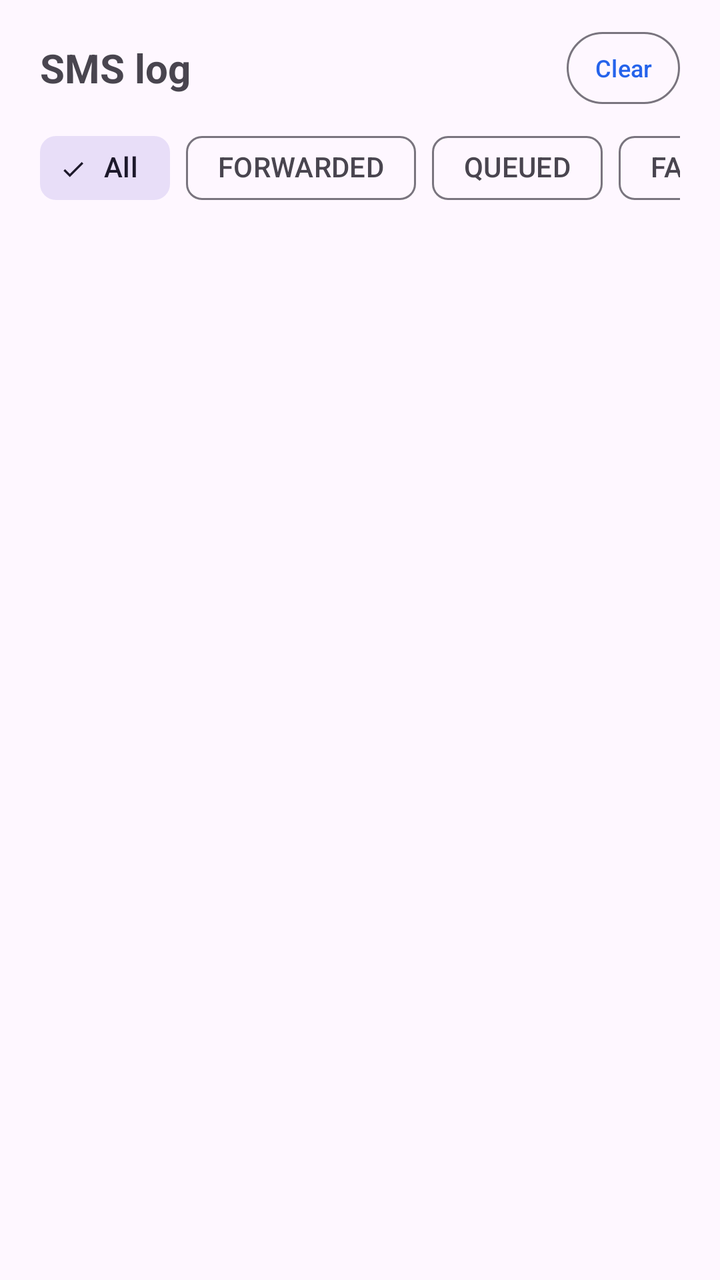
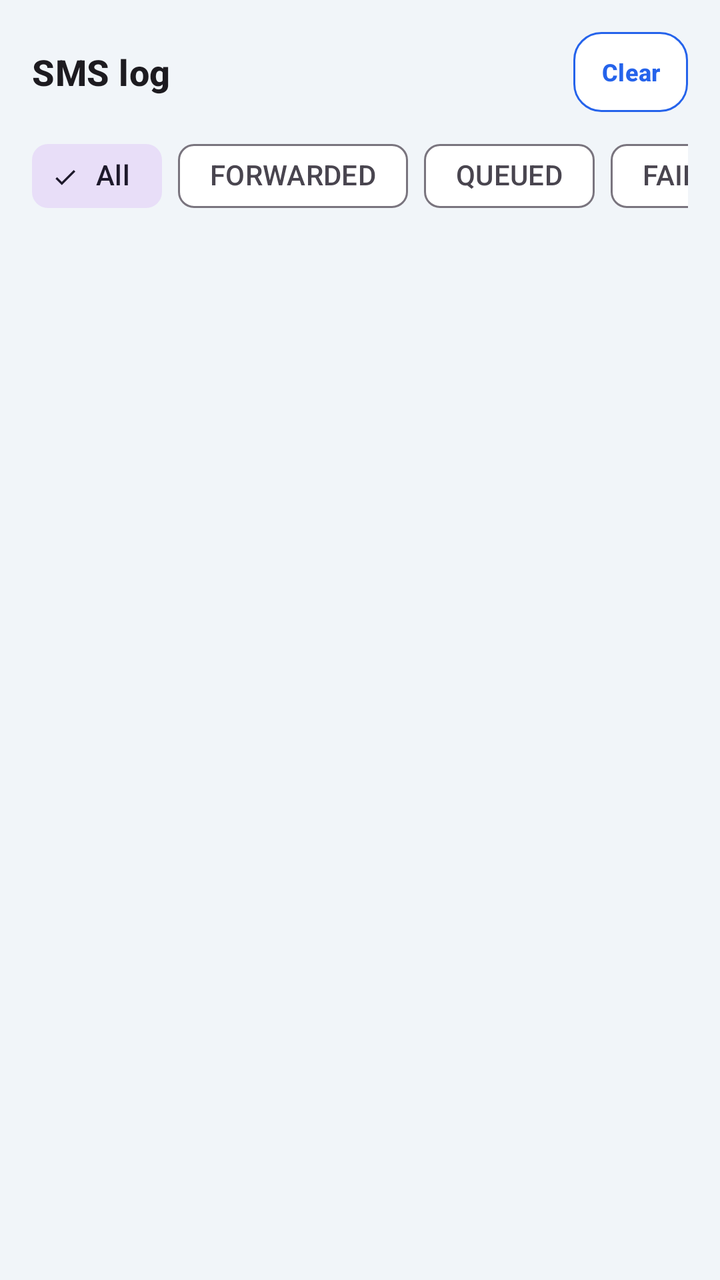

Before-and-after screenshots of an Android layout around one commit, followed by the original layout XML and the change that was made.
<!-- AndroidManifest.xml: application theme Theme.InvokeilPay -->
<!-- res/layout/fragment_sms_log.xml -->
<?xml version="1.0" encoding="utf-8"?>
<LinearLayout xmlns:android="http://schemas.android.com/apk/res/android"
    xmlns:app="http://schemas.android.com/apk/res-auto"
    android:layout_width="match_parent"
    android:layout_height="match_parent"
    android:background="?android:attr/colorBackground"
    android:orientation="vertical">

    <LinearLayout
        android:layout_width="match_parent"
        android:layout_height="wrap_content"
        android:gravity="center_vertical"
        android:orientation="horizontal"
        android:paddingStart="20dp"
        android:paddingTop="16dp"
        android:paddingEnd="20dp"
        android:paddingBottom="8dp">

        <TextView
            android:layout_width="0dp"
            android:layout_height="wrap_content"
            android:layout_weight="1"
            android:text="@string/log_title"
            android:textSize="20sp"
            android:textStyle="bold" />

        <com.google.android.material.button.MaterialButton
            android:id="@+id/btn_clear"
            style="?attr/materialButtonOutlinedStyle"
            android:layout_width="wrap_content"
            android:layout_height="36dp"
            android:insetTop="0dp"
            android:insetBottom="0dp"
            android:minWidth="0dp"
            android:paddingStart="14dp"
            android:paddingEnd="14dp"
            android:text="@string/log_clear"
            android:textSize="12sp" />
    </LinearLayout>

    <HorizontalScrollView
        android:layout_width="match_parent"
        android:layout_height="wrap_content"
        android:paddingStart="20dp"
        android:paddingEnd="20dp"
        android:scrollbars="none">

        <com.google.android.material.chip.ChipGroup
            android:id="@+id/chip_group"
            android:layout_width="wrap_content"
            android:layout_height="wrap_content"
            app:singleLine="true"
            app:singleSelection="true">

            <com.google.android.material.chip.Chip
                android:id="@+id/chip_all"
                style="@style/Widget.Material3.Chip.Filter"
                android:layout_width="wrap_content"
                android:layout_height="wrap_content"
                android:checked="true"
                android:text="@string/chip_all" />

            <com.google.android.material.chip.Chip
                android:id="@+id/chip_forwarded"
                style="@style/Widget.Material3.Chip.Filter"
                android:layout_width="wrap_content"
                android:layout_height="wrap_content"
                android:text="@string/status_forwarded" />

            <com.google.android.material.chip.Chip
                android:id="@+id/chip_queued"
                style="@style/Widget.Material3.Chip.Filter"
                android:layout_width="wrap_content"
                android:layout_height="wrap_content"
                android:text="@string/status_queued" />

            <com.google.android.material.chip.Chip
                android:id="@+id/chip_failed"
                style="@style/Widget.Material3.Chip.Filter"
                android:layout_width="wrap_content"
                android:layout_height="wrap_content"
                android:text="@string/status_failed" />

            <com.google.android.material.chip.Chip
                android:id="@+id/chip_filtered"
                style="@style/Widget.Material3.Chip.Filter"
                android:layout_width="wrap_content"
                android:layout_height="wrap_content"
                android:text="@string/status_filtered" />
        </com.google.android.material.chip.ChipGroup>
    </HorizontalScrollView>

    <TextView
        android:id="@+id/empty_state"
        android:layout_width="match_parent"
        android:layout_height="wrap_content"
        android:layout_margin="32dp"
        android:gravity="center"
        android:text="@string/log_empty"
        android:textColor="?android:attr/textColorSecondary"
        android:textSize="14sp"
        android:visibility="gone" />

    <androidx.recyclerview.widget.RecyclerView
        android:id="@+id/recycler"
        android:layout_width="match_parent"
        android:layout_height="0dp"
        android:layout_weight="1"
        android:clipToPadding="false"
        android:paddingStart="12dp"
        android:paddingTop="4dp"
        android:paddingEnd="12dp"
        android:paddingBottom="16dp" />
</LinearLayout>
<!-- resources referenced by this layout -->
<resources>
  <style name="Theme.InvokeilPay" parent="Theme.Material3.DayNight.NoActionBar">
          <item name="colorPrimary">#2563EB</item>
          <item name="colorOnPrimary">#FFFFFF</item>
          <item name="colorSecondary">#1E40AF</item>
          <item name="shapeAppearanceSmallComponent">@style/ShapeAppearance.Invokeil.Small</item>
          <item name="shapeAppearanceMediumComponent">@style/ShapeAppearance.Invokeil.Medium</item>
          <item name="shapeAppearanceLargeComponent">@style/ShapeAppearance.Invokeil.Large</item>
      </style>
  <!-- unchanged entries left out for length: 11 -->
</resources>

<!-- the commit's change to res/layout/fragment_sms_log.xml (unified diff, before → after) -->
@@ -3,6 +3,7 @@
     xmlns:app="http://schemas.android.com/apk/res-auto"
     android:layout_width="match_parent"
     android:layout_height="match_parent"
+    android:animateLayoutChanges="true"
     android:background="?android:attr/colorBackground"
     android:orientation="vertical">
 
@@ -11,38 +12,32 @@
         android:layout_height="wrap_content"
         android:gravity="center_vertical"
         android:orientation="horizontal"
-        android:paddingStart="20dp"
+        android:paddingStart="16dp"
         android:paddingTop="16dp"
-        android:paddingEnd="20dp"
+        android:paddingEnd="16dp"
         android:paddingBottom="8dp">
 
         <TextView
+            style="@style/TextAppearance.Invokeil.Title"
             android:layout_width="0dp"
             android:layout_height="wrap_content"
             android:layout_weight="1"
-            android:text="@string/log_title"
-            android:textSize="20sp"
-            android:textStyle="bold" />
+            android:text="@string/log_title" />
 
         <com.google.android.material.button.MaterialButton
             android:id="@+id/btn_clear"
-            style="?attr/materialButtonOutlinedStyle"
+            style="@style/Widget.Invokeil.Button.Compact"
             android:layout_width="wrap_content"
-            android:layout_height="36dp"
-            android:insetTop="0dp"
-            android:insetBottom="0dp"
-            android:minWidth="0dp"
-            android:paddingStart="14dp"
-            android:paddingEnd="14dp"
-            android:text="@string/log_clear"
-            android:textSize="12sp" />
+            android:layout_height="wrap_content"
+            android:layout_marginStart="12dp"
+            android:text="@string/log_clear" />
     </LinearLayout>
 
     <HorizontalScrollView
         android:layout_width="match_parent"
         android:layout_height="wrap_content"
-        android:paddingStart="20dp"
-        android:paddingEnd="20dp"
+        android:paddingStart="16dp"
+        android:paddingEnd="16dp"
         android:scrollbars="none">
 
         <com.google.android.material.chip.ChipGroup
@@ -90,16 +85,32 @@
         </com.google.android.material.chip.ChipGroup>
     </HorizontalScrollView>
 
-    <TextView
+    
+    <LinearLayout
         android:id="@+id/empty_state"
         android:layout_width="match_parent"
         android:layout_height="wrap_content"
         android:layout_margin="32dp"
         android:gravity="center"
-        android:text="@string/log_empty"
-        android:textColor="?android:attr/textColorSecondary"
-        android:textSize="14sp"
-        android:visibility="gone" />
+        android:orientation="vertical"
+        android:visibility="gone">
+
+        <ImageView
+            android:layout_width="56dp"
+            android:layout_height="56dp"
+            android:alpha="0.9"
+            android:contentDescription="@null"
+            android:src="@drawable/ic_empty" />
+
+        <TextView
+            style="@style/TextAppearance.Invokeil.Body"
+            android:layout_width="match_parent"
+            android:layout_height="wrap_content"
+            android:layout_marginTop="12dp"
+            android:gravity="center"
+            android:text="@string/log_empty"
+            android:textColor="@color/text_muted" />
+    </LinearLayout>
 
     <androidx.recyclerview.widget.RecyclerView
         android:id="@+id/recycler"
@@ -107,8 +118,8 @@
         android:layout_height="0dp"
         android:layout_weight="1"
         android:clipToPadding="false"
-        android:paddingStart="12dp"
+        android:paddingStart="8dp"
         android:paddingTop="4dp"
-        android:paddingEnd="12dp"
+        android:paddingEnd="8dp"
         android:paddingBottom="16dp" />
 </LinearLayout>
<!-- resource entries referenced after the edit -->
@@ -1,13 +1,95 @@
 <!-- resources referenced by this layout -->
 <resources>
+  <color name="text_muted">#64748B</color>
+  <!-- drawable ic_empty (drawable) -->
+  <?xml version="1.0" encoding="utf-8"?>
+  <vector xmlns:android="http://schemas.android.com/apk/res/android"
+      android:width="56dp"
+      android:height="56dp"
+      android:viewportWidth="24"
+      android:viewportHeight="24">
+      <path
+          android:fillColor="@color/empty_icon"
+          android:pathData="M19,3H5c-1.1,0 -2,0.9 -2,2v14c0,1.1 0.9,2 2,2h14c1.1,0 2,-0.9 2,-2V5c0,-1.1 -0.9,-2 -2,-2zM19,15h-4c0,1.66 -1.34,3 -3,3s-3,-1.34 -3,-3H5V5h14v10z" />
+  </vector>
+  <style name="TextAppearance.Invokeil.Body" parent="TextAppearance.Material3.BodyMedium">
+          <item name="android:textSize">14sp</item>
+          <item name="android:textColor">?android:attr/textColorPrimary</item>
+      </style>
+  <style name="TextAppearance.Invokeil.Title" parent="TextAppearance.Material3.TitleMedium">
+          <item name="android:textSize">18sp</item>
+          <item name="android:textStyle">bold</item>
+          <item name="android:textColor">?android:attr/textColorPrimary</item>
+      </style>
+  <style name="Widget.Invokeil.Button.Compact" parent="Widget.Material3.Button.OutlinedButton">
+          <item name="android:minHeight">40dp</item>
+          <item name="android:insetTop">0dp</item>
+          <item name="android:insetBottom">0dp</item>
+          <item name="android:minWidth">0dp</item>
+          <item name="android:paddingStart">14dp</item>
+          <item name="android:paddingEnd">14dp</item>
+          <item name="android:textSize">12sp</item>
+          <item name="android:textStyle">bold</item>
+          <item name="android:textColor">@color/brand_primary</item>
+          <item name="cornerRadius">14dp</item>
+          <item name="backgroundTint">@color/surface_card</item>
+          <item name="strokeColor">@color/brand_primary</item>
+          <item name="strokeWidth">1dp</item>
+      </style>
   <style name="Theme.InvokeilPay" parent="Theme.Material3.DayNight.NoActionBar">
-          <item name="colorPrimary">#2563EB</item>
+          <item name="colorPrimary">@color/brand_primary</item>
           <item name="colorOnPrimary">#FFFFFF</item>
-          <item name="colorSecondary">#1E40AF</item>
+          <item name="colorSecondary">@color/brand_dark</item>
+          <item name="colorOnSecondary">#FFFFFF</item>
+          <item name="colorSurface">@color/surface_card</item>
+          <item name="android:colorBackground">@color/bg_page</item>
+          <item name="android:windowBackground">@color/bg_page</item>
+          <item name="android:statusBarColor">@color/brand_deep</item>
+          <item name="android:windowLightStatusBar">false</item>
           <item name="shapeAppearanceSmallComponent">@style/ShapeAppearance.Invokeil.Small</item>
           <item name="shapeAppearanceMediumComponent">@style/ShapeAppearance.Invokeil.Medium</item>
           <item name="shapeAppearanceLargeComponent">@style/ShapeAppearance.Invokeil.Large</item>
+          
+          <item name="android:windowSplashScreenBackground">@color/splash_bg</item>
+          <item name="android:windowSplashScreenAnimatedIcon">@drawable/ic_splash_icon</item>
       </style>
+  <color name="empty_icon">#CBD5E1</color>
+  <color name="brand_primary">#2563EB</color>
+  <color name="surface_card">#FFFFFF</color>
+  <color name="brand_dark">#1E40AF</color>
+  <color name="bg_page">#F1F5F9</color>
+  <color name="brand_deep">#172554</color>
+  <color name="splash_bg">#FFFFFF</color>
+  <!-- drawable ic_splash_icon (drawable) -->
+  <?xml version="1.0" encoding="utf-8"?>
+  <inset xmlns:android="http://schemas.android.com/apk/res/android"
+      android:drawable="@drawable/ic_logo_mark"
+      android:insetLeft="20%"
+      android:insetTop="20%"
+      android:insetRight="20%"
+      android:insetBottom="20%" />
+  <!-- drawable ic_logo_mark (drawable) -->
+  <?xml version="1.0" encoding="utf-8"?>
+  <vector xmlns:android="http://schemas.android.com/apk/res/android"
+      android:width="48dp"
+      android:height="48dp"
+      android:viewportWidth="24"
+      android:viewportHeight="24">
+      
+      <path
+          android:fillColor="@color/brand_primary"
+          android:pathData="M5,0h14a5,5 0 0 1 5,5v14a5,5 0 0 1 -5,5H5a5,5 0 0 1 -5,-5V5a5,5 0 0 1 5,-5z" />
+      
+      <group
+          android:scaleX="0.62"
+          android:scaleY="0.62"
+          android:pivotX="12"
+          android:pivotY="12">
+          <path
+              android:fillColor="#FFFFFF"
+              android:pathData="M12,1L3,5v6c0,5.55 3.84,10.74 9,12 5.16,-1.26 9,-6.45 9,-12V5L12,1zM12,11.99h7c-0.53,4.12 -3.28,7.79 -7,8.94V12H5V6.3l7,-3.11v8.8z" />
+      </group>
+  </vector>
   <!-- unchanged entries left out for length: 11 -->
 </resources>
 
